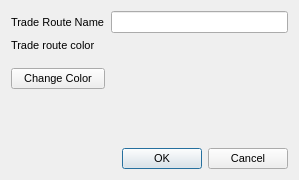
Above: warpmain/dialogs/createtraderoutedialog.ui from maxlambertini/Warp2010 before the change. Below: the same form after it.
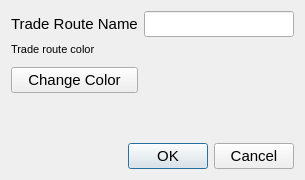
That is the form after the change.

```diff
--- a/warpmain/dialogs/createtraderoutedialog.ui
+++ b/warpmain/dialogs/createtraderoutedialog.ui
@@ -34,13 +34,24 @@
       <layout class="QGridLayout" name="gridLayout">
        <item row="0" column="0">
         <widget class="QLabel" name="label">
+         <property name="font">
+          <font>
+           <pointsize>11</pointsize>
+          </font>
+         </property>
          <property name="text">
           <string>Trade Route Name</string>
          </property>
         </widget>
        </item>
        <item row="0" column="1">
-        <widget class="QLineEdit" name="txtTradeRouteName"/>
+        <widget class="QLineEdit" name="txtTradeRouteName">
+         <property name="font">
+          <font>
+           <pointsize>11</pointsize>
+          </font>
+         </property>
+        </widget>
        </item>
        <item row="1" column="1">
         <widget class="QWidget" name="ctlSelectedColor" native="true">
@@ -50,6 +61,11 @@
            <height>50</height>
           </size>
          </property>
+         <property name="font">
+          <font>
+           <pointsize>11</pointsize>
+          </font>
+         </property>
          <property name="autoFillBackground">
           <bool>false</bool>
          </property>
@@ -62,6 +78,11 @@
         <layout class="QVBoxLayout" name="verticalLayout_2">
          <item>
           <widget class="QLabel" name="label_2">
+           <property name="font">
+            <font>
+             <pointsize>11</pointsize>
+            </font>
+           </property>
            <property name="text">
             <string>&lt;!DOCTYPE HTML PUBLIC &quot;-//W3C//DTD HTML 4.0//EN&quot; &quot;http://www.w3.org/TR/REC-html40/strict.dtd&quot;&gt;
 &lt;html&gt;&lt;head&gt;&lt;meta name=&quot;qrichtext&quot; content=&quot;1&quot; /&gt;&lt;style type=&quot;text/css&quot;&gt;
@@ -76,6 +97,11 @@
          </item>
          <item>
           <widget class="QPushButton" name="btnChangeColor">
+           <property name="font">
+            <font>
+             <pointsize>11</pointsize>
+            </font>
+           </property>
            <property name="text">
             <string>Change Color</string>
            </property>
@@ -87,6 +113,11 @@
      </item>
      <item>
       <spacer name="verticalSpacer">
+       <property name="font">
+        <font>
+         <pointsize>11</pointsize>
+        </font>
+       </property>
        <property name="orientation">
         <enum>Qt::Vertical</enum>
        </property>
@@ -100,6 +131,11 @@
      </item>
      <item>
       <widget class="QDialogButtonBox" name="buttonBox">
+       <property name="font">
+        <font>
+         <pointsize>11</pointsize>
+        </font>
+       </property>
        <property name="orientation">
         <enum>Qt::Horizontal</enum>
        </property>
```
